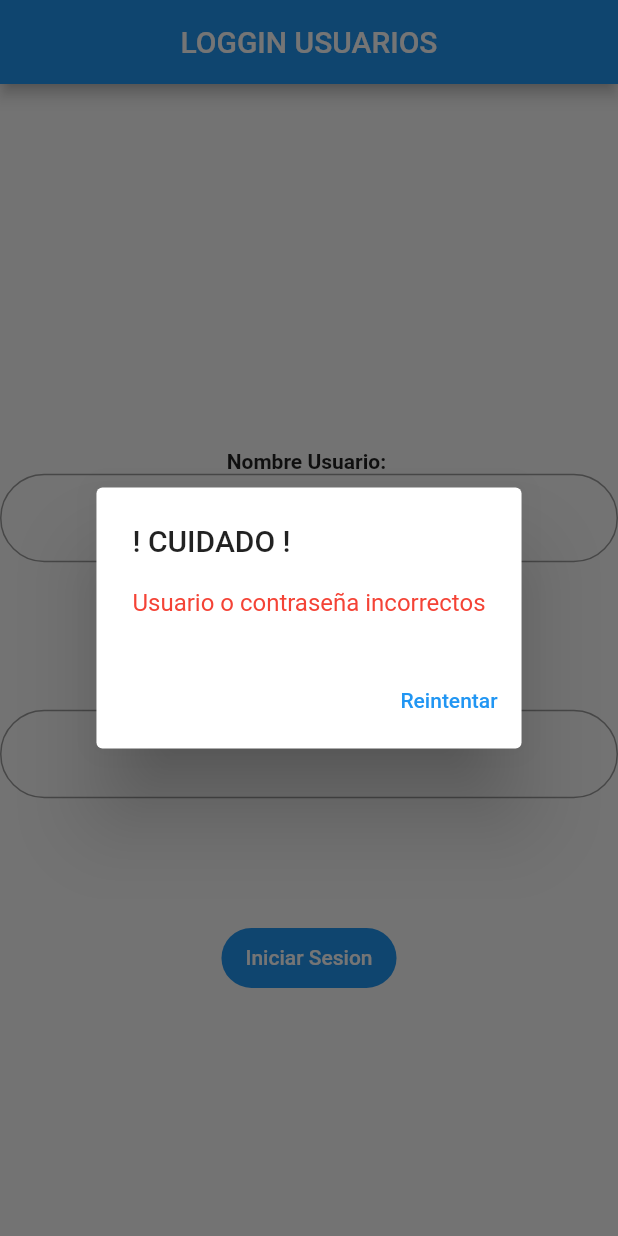
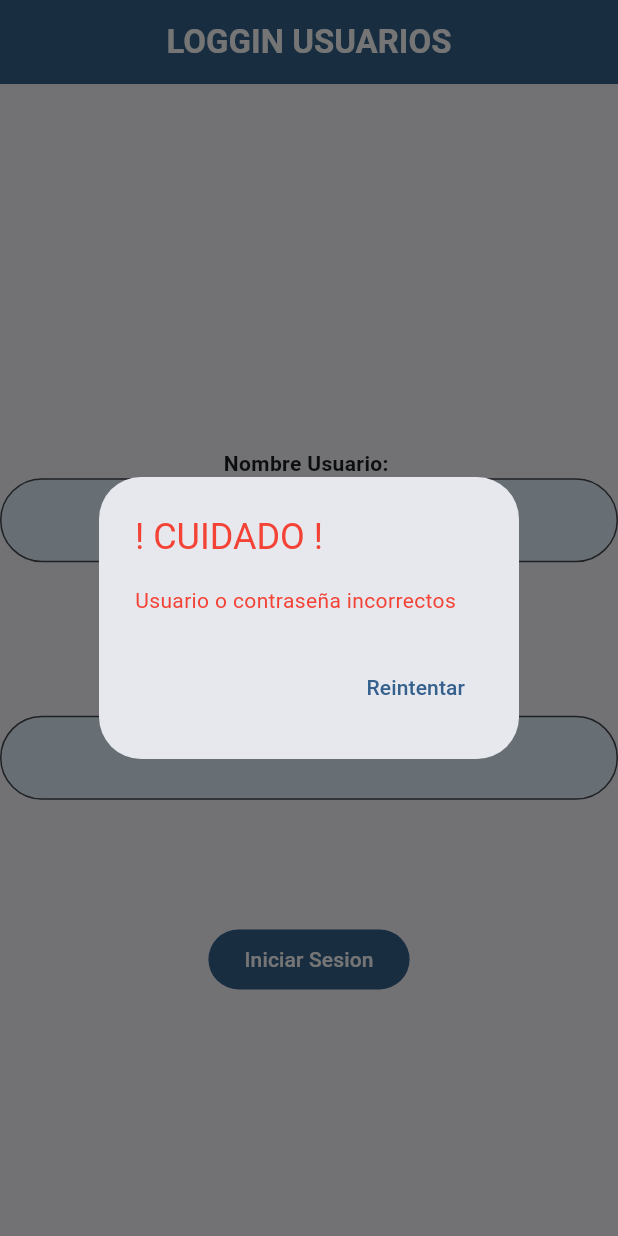
Before and after one commit to DavidMartinezFlores/navigator_app, a Flutter app: the screen it shows after launch, after a tap on "Iniciar Sesion", on a phone screen of 412 x 824 dp. Run offline on Flutter 3.47's test engine with Material 2 defaults, Android fonts, the phone set to English and light mode, and no system bars.

Commit message:
"Updted"

```diff
--- /dev/null
+++ b/lib/config/theme/app_theme.dart
@@ -0,0 +1,24 @@
+import 'package:flutter/material.dart';
+
+const Color _customColor = Color.fromARGB(156, 189, 4, 4);
+
+const List<Color> colorThemes = [
+  _customColor,
+  Colors.blue,
+  Colors.teal,
+  Colors.green,
+  Colors.yellow,
+  Colors.orange,
+  Colors.pink
+];
+
+class AppTheme {
+  final int selectedColor;
+
+  const AppTheme({required this.selectedColor})
+  : assert(selectedColor >= 0 && selectedColor <= colorThemes.length-1,'Colores solo entre 0 y ${colorThemes.length-1}');
+
+  ThemeData theme() {
+    return ThemeData(useMaterial3: true, colorSchemeSeed: colorThemes[selectedColor]);
+  }
+}
--- a/lib/main.dart
+++ b/lib/main.dart
@@ -1,5 +1,6 @@
 import 'package:flutter/material.dart';
 import 'package:navigator_app/config/providers/users_provider.dart';
+import 'package:navigator_app/config/theme/app_theme.dart';
 import 'package:navigator_app/presentation/screens/principal_screen.dart';
 import 'package:provider/provider.dart';
 
@@ -13,12 +14,14 @@ class MainApp extends StatelessWidget {
 
   @override
   Widget build(BuildContext context) {
+    final themeApp = AppTheme(selectedColor: 1).theme();
     return MultiProvider(
       providers: [
         ChangeNotifierProvider(create: (context) => UsersProvider()..fillUserList(),)
       ],
-      child: const MaterialApp(
-        home: PrincipalScreen(),
+      child: MaterialApp(
+        theme: themeApp,
+        home: const PrincipalScreen(),
         debugShowCheckedModeBanner: false,
       ),
     );
--- a/lib/presentation/screens/principal_screen.dart
+++ b/lib/presentation/screens/principal_screen.dart
@@ -1,4 +1,5 @@
 import 'package:flutter/material.dart';
+import 'package:navigator_app/config/theme/app_theme.dart';
 import 'package:navigator_app/models/user.dart';
 import 'package:navigator_app/config/providers/users_provider.dart';
 import 'package:navigator_app/presentation/screens/secondary_screen.dart';
@@ -17,14 +18,20 @@ class PrincipalScreen extends StatelessWidget {
 
     final TextEditingController textControllerName = TextEditingController();
     final TextEditingController textControllerLoggin = TextEditingController();
+
     final orientation = MediaQuery.of(context).orientation;
+
+    final themeApp = AppTheme(selectedColor: 1).theme();
 
     return SafeArea(
       child: Scaffold(
+
         appBar: (orientation==Orientation.portrait) ? AppBar(
-          title: const Text("LOGGIN USUARIOS"),
+          title: const Text("LOGGIN USUARIOS",style: TextStyle(color:Colors.white, fontWeight: FontWeight.bold),),
           centerTitle: true,
+          backgroundColor: themeApp.primaryColor,
         ):null,
+
           body: Center(
             child: SingleChildScrollView(
               child: Column(
@@ -33,10 +40,19 @@ class PrincipalScreen extends StatelessWidget {
 
                   const Text("Nombre Usuario: ",style: TextStyle(fontWeight: FontWeight.bold),),
                   TextFormField(
-                    decoration: const InputDecoration(border: OutlineInputBorder(borderRadius: BorderRadius.all(Radius.circular(40)))),
+                    decoration: InputDecoration(
+                      filled: true,
+                      fillColor: themeApp.secondaryHeaderColor,
+                      border: const OutlineInputBorder(
+                        borderRadius: BorderRadius.all(Radius.circular(40))
+                        )
+                    ),
                     controller: textControllerName,
                     onFieldSubmitted: (value) {
-                      usersProvider.addUserName(value.toString().trim());
+
+                      logUser(context,usersProvider.userList, textControllerLoggin.value.text, textControllerName.value.text);
+                      logginPopUp(context);
+
                     },
                     ),
 
@@ -44,52 +60,29 @@ class PrincipalScreen extends StatelessWidget {
 
                   const Text("Pass de Usuario: ",style: TextStyle(fontWeight: FontWeight.bold),),
                   TextFormField(
-                    decoration: const InputDecoration(fillColor: Colors.blue,border: OutlineInputBorder(borderRadius: BorderRadius.all(Radius.circular(40)))),
+                    decoration: InputDecoration(
+                      filled: true,
+                      fillColor: themeApp.secondaryHeaderColor,
+                      border: const OutlineInputBorder(borderRadius: BorderRadius.all(Radius.circular(40)))
+                      ),
                     controller: textControllerLoggin,
                     onFieldSubmitted: (value) {
-                      usersProvider.addLoggin(value.toString().trim());
 
-                      for(User user in usersProvider.userList){
-                        if(user.password==usersProvider.loggin && user.username==usersProvider.userName)
-                        {
-                          Navigator.push(
-                            context,
-                            MaterialPageRoute(builder: (context) => SecondaryScreen(user: user,))
-                          );
-                        }
-                      }
+                      logUser(context,usersProvider.userList, textControllerLoggin.value.text, textControllerName.value.text);
+                      logginPopUp(context);
+
                     },
                     ),
 
                     SizedBox(height: sizeOfScreen.height*0.1),
 
                     FilledButton(onPressed: () {
-                      print(orientation);
+
                       logUser(context,usersProvider.userList, textControllerLoggin.value.text, textControllerName.value.text);
-                      if(!logged)
-                      {
-                          showDialog(
-                            barrierDismissible: false,
-                            context: context,
-                            builder: (context) => AlertDialog(
-                              title: const Text("! CUIDADO !"),
-                              content: const Text("Usuario o contraseña incorrectos",style: TextStyle(color: Colors.red),),
-                              actions: [
-                                TextButton(onPressed:
-                                () {
-                                  Navigator.pop(context);
-                                }, child: const Text("Reintentar"))
-                              ],
-                          )
-                        );
-                      }
-                      logged=false;
-
+                      logginPopUp(context);
 
                     }, child: const Text("Iniciar Sesion")
                     ),
-
-
                 ],
               ),
             ),
@@ -108,4 +101,24 @@ class PrincipalScreen extends StatelessWidget {
       }
     }
   }
+
+  void logginPopUp(BuildContext context){
+    if(!logged){
+        showDialog(
+          barrierDismissible: false,
+          context: context,
+          builder: (context) => AlertDialog(
+            title: const Text("! CUIDADO !",style: TextStyle(color: Colors.red),),
+            content: const Text("Usuario o contraseña incorrectos",style: TextStyle(color: Colors.red),),
+            actions: [
+              TextButton(onPressed:
+              () {
+                Navigator.pop(context);
+              }, child: const Text("Reintentar"))
+            ],
+        )
+      );
+    }
+    logged=false;
+  }
 }
```
Also changed, not shown: lib/presentation/screens/secondary_screen.dart (+9 -1 lines).
